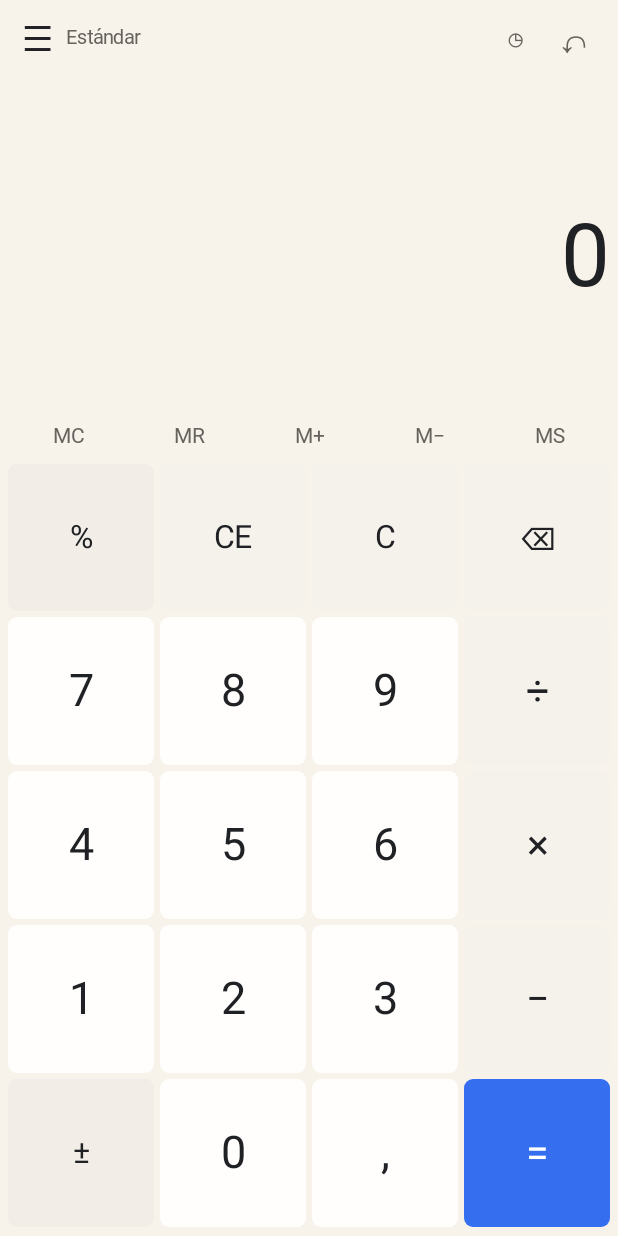
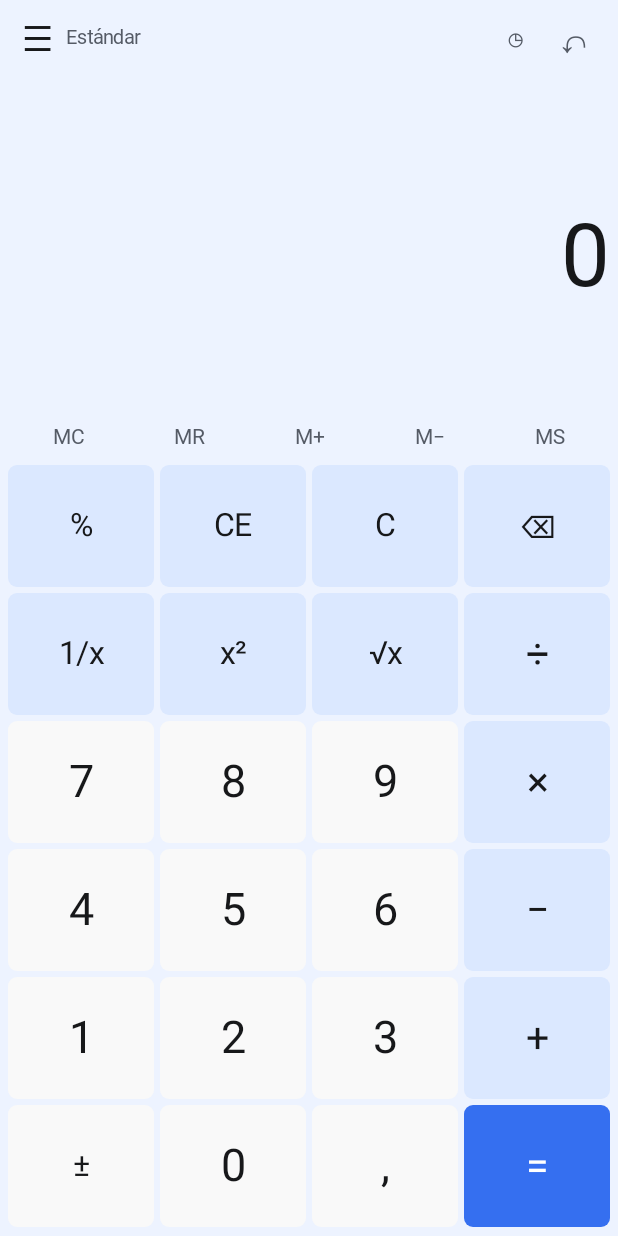
Before and after one commit to milliocreations/Calculadora-MiCs, an Android app built with Jetpack Compose: the screen it shows after launch (MainActivity), on a phone screen of 412 x 824 dp. Run offline under Robolectric (Android 15) with nearby library versions, the phone set to English and light mode, and no system bars; Roboto replaces fonts that are not available here.

Commit message:
Update calculator and settings. Color versions correction.

```diff
--- a/app/src/main/java/com/example/micscalculator/MainActivity.kt
+++ b/app/src/main/java/com/example/micscalculator/MainActivity.kt
@@ -18,9 +18,12 @@ import androidx.compose.material3.Button
 import androidx.compose.material3.ButtonDefaults
 import androidx.compose.material3.DropdownMenu
 import androidx.compose.material3.DropdownMenuItem
+import androidx.compose.material3.MaterialTheme
 import androidx.compose.material3.RadioButton
 import androidx.compose.material3.Surface
 import androidx.compose.material3.Text
+import androidx.compose.material3.darkColorScheme
+import androidx.compose.material3.lightColorScheme
 import androidx.compose.runtime.*
 import androidx.compose.runtime.CompositionLocalProvider
 import androidx.compose.ui.Alignment
@@ -493,7 +496,7 @@ fun MiCsCalculator() {
 
                 when (screen) {
                     "calculator" -> CalculatorScreen(
-                        display = display, expression = expression, palette = palette, large = large,
+                        display = display, expression = expression, palette = palette, dark = dark, large = large,
                         maxHeight = maxHeight, pressedKey = pressedKey, selectedOperationKey = selectedOperationKey,
                         degrees = degrees, inverse = inverse, hasMemory = hasMemory, scientificMode = scientificMode,
                         scientificNotation = scientificNotation,
@@ -616,19 +619,35 @@ fun MiCsCalculator() {
 
 @Composable
 private fun CalculatorScreen(
-    display: String, expression: String, palette: CalculatorPalette, large: Boolean, maxHeight: androidx.compose.ui.unit.Dp,
+    display: String, expression: String, palette: CalculatorPalette, dark: Boolean, large: Boolean, maxHeight: androidx.compose.ui.unit.Dp,
     pressedKey: String?, selectedOperationKey: String?, degrees: Boolean, inverse: Boolean, hasMemory: Boolean,
     scientificMode: Boolean, scientificNotation: Boolean, onHistory: () -> Unit,
     onMenu: () -> Unit, onUndo: () -> Unit, onKey: (String) -> Unit, onMemory: (String) -> Unit
 ) {
     var trigMenuOpen by remember { mutableStateOf(false) }
     var functionMenuOpen by remember { mutableStateOf(false) }
+    val dropdownColorScheme = if (dark) {
+        val translucentDarkSurface = Color(0xEB06132F)
+        darkColorScheme(
+            surface = translucentDarkSurface,
+            surfaceContainer = translucentDarkSurface,
+            onSurface = palette.text
+        )
+    } else {
+        val translucentLightSurface = Color(0xCCEDF3FF)
+        lightColorScheme(
+            surface = translucentLightSurface,
+            surfaceContainer = translucentLightSurface,
+            onSurface = palette.text
+        )
+    }
     val verticalPadding = if (maxHeight < 420.dp) 2.dp else 6.dp
     val itemSpacing = if (maxHeight < 420.dp) 2.dp else 4.dp
     val headerHeight = if (maxHeight < 420.dp) 30.dp else 38.dp
     val memoryHeight = if (maxHeight < 420.dp) 23.dp else 30.dp
     val standardWeightedHeight = (maxHeight - verticalPadding * 2 - headerHeight - memoryHeight - itemSpacing * 7).coerceAtLeast(0.dp)
     val standardDisplayHeight = standardWeightedHeight * (1.55f / 4.95f)
+    val standardKeyHeight = ((standardWeightedHeight * (3.4f / 4.95f) - itemSpacing) / 6f).coerceAtLeast(0.dp)
     val scientificKeyHeight = ((maxHeight - verticalPadding * 2 - headerHeight - memoryHeight - itemSpacing * 11 - 22.dp - 36.dp - standardDisplayHeight) / 7f).coerceAtLeast(0.dp)
     Column(
         Modifier.fillMaxSize().padding(horizontal = if (large) 12.dp else 5.dp, vertical = verticalPadding),
@@ -666,9 +685,11 @@ private fun CalculatorScreen(
                         trigMenuOpen = true
                         functionMenuOpen = false
                     }.padding(horizontal = 8.dp, vertical = 6.dp), color = palette.text, fontSize = 14.sp)
-                    DropdownMenu(expanded = trigMenuOpen, onDismissRequest = { trigMenuOpen = false }) {
-                        listOf("sin", "cos", "tan").forEach { key ->
-                            DropdownMenuItem(text = { Text(key) }, onClick = { trigMenuOpen = false; onKey(key) })
+                    MaterialTheme(colorScheme = dropdownColorScheme) {
+                        DropdownMenu(expanded = trigMenuOpen, onDismissRequest = { trigMenuOpen = false }) {
+                            listOf("sin", "cos", "tan").forEach { key ->
+                                DropdownMenuItem(text = { Text(key, color = palette.text, fontFamily = PlusJakartaSans) }, onClick = { trigMenuOpen = false; onKey(key) })
+                            }
                         }
                     }
                 }
@@ -677,10 +698,12 @@ private fun CalculatorScreen(
                         functionMenuOpen = true
                         trigMenuOpen = false
                     }.padding(horizontal = 8.dp, vertical = 6.dp), color = palette.text, fontSize = 14.sp)
-                    DropdownMenu(expanded = functionMenuOpen, onDismissRequest = { functionMenuOpen = false }) {
-                        listOf("log", "ln", "abs", "10ˣ", "x!", "√", "EXP", "mod").forEach { key ->
-                            val label = when (key) { "x!" -> "n!"; "EXP" -> "exp"; "√" -> "√x"; else -> key }
-                            DropdownMenuItem(text = { Text(label) }, onClick = { functionMenuOpen = false; onKey(key) })
+                    MaterialTheme(colorScheme = dropdownColorScheme) {
+                        DropdownMenu(expanded = functionMenuOpen, onDismissRequest = { functionMenuOpen = false }) {
+                            listOf("log", "ln", "abs", "10ˣ", "x!", "√", "EXP", "mod").forEach { key ->
+                                val label = when (key) { "x!" -> "n!"; "EXP" -> "exp"; "√" -> "√x"; else -> key }
+                                DropdownMenuItem(text = { Text(label, color = palette.text, fontFamily = PlusJakartaSans) }, onClick = { functionMenuOpen = false; onKey(key) })
+                            }
                         }
                     }
                 }
@@ -696,20 +719,21 @@ private fun CalculatorScreen(
             listOf("ln", "±", "0", ".", "=")
         ) else listOf(
             listOf("%", "CE", "C", "⌫"),
-            listOf("7", "8", "9", "÷"),
-            listOf("4", "5", "6", "×"),
-            listOf("1", "2", "3", "−"),
+            listOf("1/x", "x²", "√", "÷"),
+            listOf("7", "8", "9", "×"),
+            listOf("4", "5", "6", "−"),
+            listOf("1", "2", "3", "+"),
             listOf("±", "0", ".", "=")
         )
         rows.forEach { row ->
-            val rowModifier = if (scientificMode) Modifier.height(scientificKeyHeight) else Modifier.weight(0.68f)
+            val rowModifier = if (scientificMode) Modifier.height(scientificKeyHeight) else Modifier.height(standardKeyHeight)
             Row(Modifier.fillMaxWidth().then(rowModifier), horizontalArrangement = Arrangement.spacedBy(4.dp), verticalAlignment = Alignment.CenterVertically) {
                 row.forEach { key ->
                     val shown = when (key) {
                         "Inv" -> "2nd"
                         "EXP" -> "exp"
                         "x!" -> "n!"
-                        "√" -> "²√x"
+                        "√" -> if (scientificMode) "²√x" else "√x"
                         "abs" -> "|x|"
                         "." -> ","
                         else -> key
@@ -723,17 +747,22 @@ private fun CalculatorScreen(
                         key == "=" -> palette.accent
                         active -> palette.selected
                         key in listOf("C", "CE", "⌫") -> palette.operator
+                        key == "±" -> palette.number
                         isNumber -> palette.number
                         isOperator -> palette.operator
                         isScientific -> palette.scientific
                         else -> palette.operator
                     }
-                    val keyText = if (key == "=" && pressedKey == "=") Color.White else palette.text
+                    val keyText = if (key == "=" && pressedKey == "=") {
+                        if (dark) Color(0xFF020C24) else Color.White
+                    } else palette.text
                     Button(
                         onClick = { onKey(key) },
                         modifier = Modifier.weight(1f).fillMaxHeight(),
                         shape = RoundedCornerShape(6.dp),
-                        colors = ButtonDefaults.buttonColors(containerColor = keyColor, contentColor = if (key == "=") Color.White else keyText),
+                        colors = ButtonDefaults.buttonColors(containerColor = keyColor, contentColor = if (key == "=") {
+                            if (dark) Color(0xFF020C24) else Color.White
+                        } else keyText),
                         contentPadding = PaddingValues(horizontal = 0.dp, vertical = 0.dp),
                         elevation = ButtonDefaults.buttonElevation(defaultElevation = 0.dp, pressedElevation = 0.dp)
                     ) {
@@ -805,8 +834,8 @@ private fun SettingsScreen(
             if (themeMenuOpen) {
                 Box(Modifier.fillMaxWidth().height(1.dp).background(palette.border))
                 listOf(
-                    "light" to "Claro",
-                    "dark" to "Oscuro",
+                    "light" to "MiCs Light",
+                    "dark" to "MiCs Dark",
                     "system" to "Usar la configuración del sistema"
                 ).forEach { (value, label) ->
                     Row(
@@ -921,16 +950,16 @@ private fun appVersion(context: android.content.Context): String = try {
 } catch (_: Exception) { "1.0" }
 
 private fun createPalette(accent: Color, dark: Boolean): CalculatorPalette {
-    val bg = if (dark) Color(0xFF17181B) else Color(0xFFF7F3EB)
-    val surface = if (dark) Color(0xFF24262B) else Color(0xFFFFFEFC)
-    val text = if (dark) Color(0xFFF4F5F7) else Color(0xFF202124)
-    val secondary = if (dark) Color(0xFFB9BDC6) else Color(0xFF66635F)
-    val number = if (dark) mix(accent, bg, 0.84f) else Color(0xFFFFFEFC)
-    val operator = if (dark) mix(accent, bg, 0.59f) else Color(0xFFF5F2EC)
-    val scientific = if (dark) mix(accent, bg, 0.43f) else Color(0xFFF2EEE7)
-    val active = if (dark) mix(accent, bg, 0.34f) else Color(0xFFFFE2C2)
-    val finalAccent = if (dark) mix(accent, Color.White, 0.18f) else accent
-    return CalculatorPalette(bg, surface, text, secondary, number, operator, scientific, finalAccent, active, if (dark) Color(0xFF3A3D44) else Color(0xFFE1DDD5))
+    val bg = if (dark) Color(0xFF020C24) else Color(0xFFEDF3FF)
+    val surface = if (dark) Color(0xFF06132F) else Color(0xFFF9F9F9)
+    val text = if (dark) Color(0xFFF9F9F9) else Color(0xFF17181A)
+    val secondary = if (dark) Color(0xFFC6D0E5) else Color(0xFF555B66)
+    val number = if (dark) Color(0xFF03194D) else Color(0xFFF9F9F9)
+    val operator = if (dark) Color(0xFF06132F) else Color(0xFFDBE8FF)
+    val scientific = operator
+    val active = if (dark) Color(0xFF0A245C) else Color(0xFFC7D9FB)
+    val finalAccent = accent
+    return CalculatorPalette(bg, surface, text, secondary, number, operator, scientific, finalAccent, active, if (dark) Color(0xFF18305D) else Color(0xFFD4E0F5))
 }
 
 private fun mix(foreground: Color, background: Color, amount: Float): Color = Color(
```
Also changed, not shown: 9 other files.
